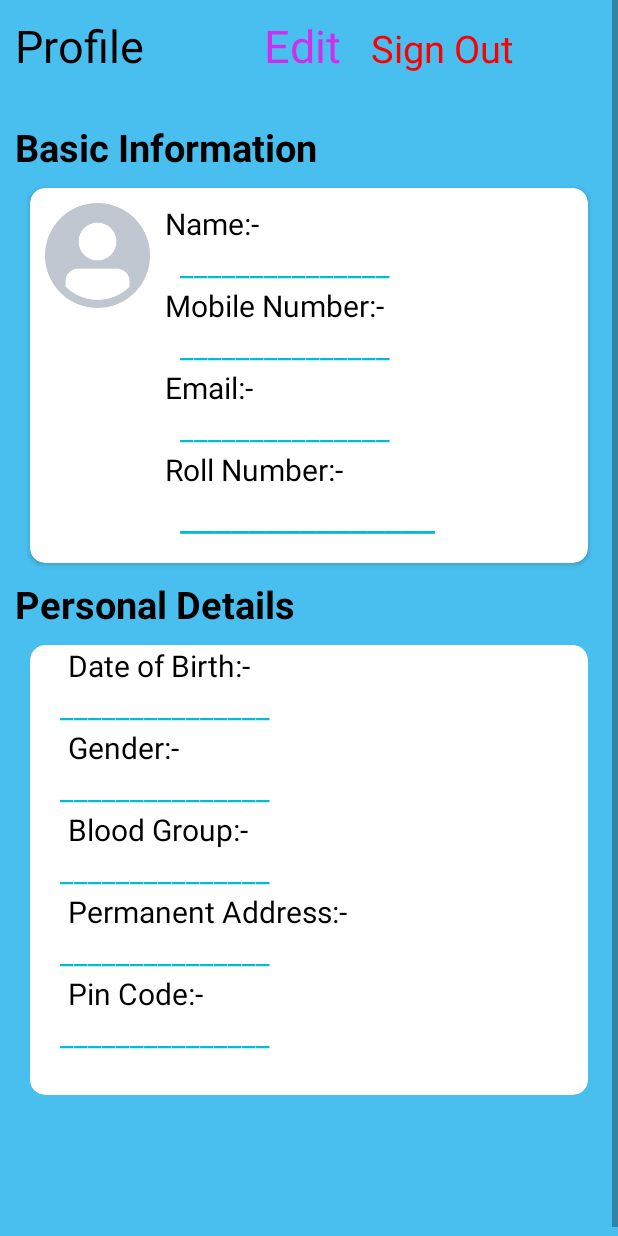
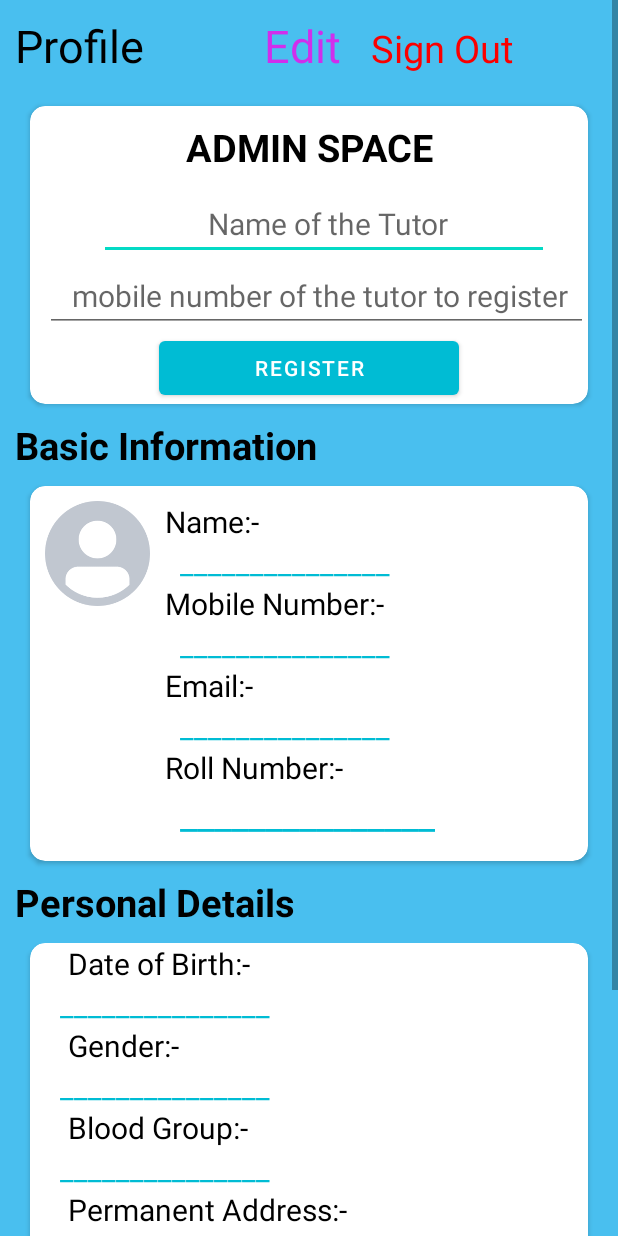
Before and after one commit to c4c0de/Joya, an Android app: the layout fragment_d.xml on its own in the app's theme, with its tools: preview values and no code run, on a phone screen of 412 x 824 dp. Run offline under Robolectric (Android 15) with nearby library versions, the phone set to English and light mode, and no system bars.

Commit message:
authorisation finished with design

```diff
--- a/app/src/main/java/com/example/joya/bFragment.java
+++ b/app/src/main/java/com/example/joya/bFragment.java
@@ -479,8 +479,8 @@ public class bFragment extends Fragment {
                 } else {
 
 
-                    TVcourse1Date.setVisibility(View.VISIBLE);
-                    course1Date.setVisibility(View.VISIBLE);
+                    TVcourse1Date.setVisibility(View.GONE);
+                    course1Date.setVisibility(View.GONE);
 
                     course1dateOfPeriod.setVisibility(View.GONE);
                     course1MorningClass.setVisibility(View.GONE);
@@ -493,7 +493,7 @@ public class bFragment extends Fragment {
                     updateCourse1Schedule.setVisibility(View.GONE);
                     updateCourse2Schedule.setVisibility(View.GONE);
 
-                    TVcourse1Date.setText("Select the course from drop down list");
+
 
 
                 }
--- a/app/src/main/res/layout/fragment_b.xml
+++ b/app/src/main/res/layout/fragment_b.xml
@@ -234,7 +234,7 @@
                             android:layout_width="wrap_content"
                             android:layout_height="wrap_content"
                             android:layout_gravity="center"
-                            android:text="Scheduled Classes :"
+                            android:text="Course 2 Scheduled Classes :"
                             android:textColor="@color/white"
                             android:textSize="15dp"
                             android:textStyle="bold"/>
@@ -312,12 +312,32 @@
 
             android:elevation="10dp"
             app:cardCornerRadius="10dp"
-            android:visibility="gone">
+            android:visibility="visible">
 
             <LinearLayout
                 android:layout_width="match_parent"
                 android:layout_height="wrap_content"
                 android:orientation="vertical">
+
+                <TextView
+                    android:layout_width="match_parent"
+                    android:layout_height="wrap_content"
+                    android:text="TUTOR SPACE"
+                    android:gravity="center"
+                    android:textColor="@color/black"
+                    android:textStyle="bold"
+                    android:textSize="25dp"
+                    android:layout_marginTop="10dp"/>
+
+                <TextView
+                    android:layout_width="match_parent"
+                    android:layout_height="wrap_content"
+                    android:text="Select the course to update the schedule"
+                    android:gravity="center"
+                    android:textColor="@color/black"
+                    android:textStyle="bold"
+                    android:textSize="15dp"
+                    android:layout_marginTop="10dp"/>
 
                 <androidx.cardview.widget.CardView
                     android:layout_width="match_parent"
@@ -357,7 +377,8 @@
                     android:layout_height="50dp"
                     android:layout_margin="20dp"
                     android:elevation="10dp"
-                    app:cardCornerRadius="10dp">
+                    app:cardCornerRadius="10dp"
+                    android:visibility="gone">
 
                     <LinearLayout
                         android:layout_width="match_parent"
@@ -592,11 +613,11 @@
             android:id="@+id/cvtutor2"
             android:layout_width="match_parent"
             android:layout_height="wrap_content"
-            android:layout_marginTop="10dp"
             android:elevation="10dp"
             app:cardCornerRadius="10dp"
+
             app:cardElevation="10dp"
-            android:visibility="gone">
+            android:visibility="visible">
 
             <LinearLayout
                 android:layout_width="match_parent"
@@ -610,6 +631,7 @@
                     android:layout_marginBottom="10dp"
                     android:gravity="center"
                     android:text="Select course to add the study materials"
+                    android:textStyle="bold"
                     android:textColor="@color/black" />
 
                 <Spinner
--- a/app/src/main/res/layout/fragment_d.xml
+++ b/app/src/main/res/layout/fragment_d.xml
@@ -2,11 +2,11 @@
 <ScrollView xmlns:android="http://schemas.android.com/apk/res/android"
     xmlns:app="http://schemas.android.com/apk/res-auto"
     xmlns:tools="http://schemas.android.com/tools"
+    android:id="@+id/rlFragmentD"
     android:layout_width="match_parent"
+
     android:layout_height="match_parent"
-
     android:background="#49BFEF"
-    android:id="@+id/rlFragmentD"
     android:orientation="vertical"
 
     tools:context=".dFragment">
@@ -30,22 +30,21 @@
                 <TextView
                     android:layout_width="wrap_content"
                     android:layout_height="wrap_content"
+                    android:layout_marginBottom="10dp"
                     android:padding="10dp"
                     android:text="Profile"
                     android:textColor="@color/black"
-                    android:textSize="30dp"
-                    android:layout_marginBottom="10dp"/>
+                    android:textSize="30dp" />
 
                 <TextView
                     android:id="@+id/tvEditBasicInformation"
                     android:layout_width="wrap_content"
                     android:layout_height="wrap_content"
                     android:layout_marginStart="70dp"
+                    android:layout_marginBottom="10dp"
                     android:text="Edit"
-                    android:textSize="30dp"
                     android:textColor="#D02EEC"
-                    android:layout_marginBottom="10dp"/>
-
+                    android:textSize="30dp" />
 
 
                 <TextView
@@ -54,11 +53,11 @@
                     android:layout_height="wrap_content"
                     android:layout_marginStart="20dp"
                     android:layout_marginEnd="15dp"
+                    android:layout_marginBottom="10dp"
                     android:gravity="start"
                     android:text="Sign Out"
                     android:textColor="#FB0000"
-                    android:textSize="25dp"
-                    android:layout_marginBottom="10dp"/>
+                    android:textSize="25dp" />
 
             </LinearLayout>
 
@@ -67,30 +66,35 @@
                 android:id="@+id/cvAdmin"
                 android:layout_width="match_parent"
                 android:layout_height="wrap_content"
-                android:visibility="gone">
+                android:layout_gravity="center"
+                android:layout_marginStart="20dp"
+                android:layout_marginEnd="20dp"
+                android:elevation="5dp"
+                app:cardCornerRadius="10dp">
 
                 <LinearLayout
                     android:layout_width="match_parent"
                     android:layout_height="match_parent"
                     android:orientation="vertical">
+
                     <TextView
                         android:layout_width="match_parent"
                         android:layout_height="wrap_content"
+                        android:gravity="center"
                         android:padding="10dp"
+                        android:text="ADMIN SPACE"
+                        android:textColor="@color/black"
                         android:textSize="25dp"
-                        android:text="ADMIN SPACE"
-                        android:textStyle="bold"
-                        android:textColor="@color/black"
-                        android:gravity="center"/>
+                        android:textStyle="bold" />
 
                     <EditText
                         android:id="@+id/etTutorName"
                         android:layout_width="300dp"
+                        android:layout_height="wrap_content"
                         android:layout_gravity="center"
-                        android:layout_height="wrap_content"
                         android:layout_marginStart="10dp"
+                        android:gravity="center"
                         android:hint=" Name of the Tutor"
-                        android:gravity="center"
                         android:textColor="#000000"
                         android:textSize="20dp" />
 
@@ -99,8 +103,8 @@
                         android:layout_width="match_parent"
                         android:layout_height="wrap_content"
                         android:layout_marginStart="10dp"
+                        android:gravity="center"
                         android:hint=" mobile number of the tutor to register"
-                        android:gravity="center"
                         android:textColor="#000000"
                         android:textSize="20dp" />
 
@@ -108,9 +112,8 @@
                         android:id="@+id/btTutor"
                         android:layout_width="200dp"
                         android:layout_height="wrap_content"
-                        android:text="REGISTER"
-                        android:layout_gravity="center"/>
-
+                        android:layout_gravity="center"
+                        android:text="REGISTER" />
 
 
                 </LinearLayout>
@@ -125,10 +128,10 @@
                     android:layout_width="wrap_content"
                     android:layout_height="wrap_content"
                     android:padding="10dp"
+                    android:text="Basic Information"
+                    android:textColor="@color/black"
                     android:textSize="25dp"
-                    android:text="Basic Information"
-                    android:textStyle="bold"
-                    android:textColor="@color/black" />
+                    android:textStyle="bold" />
 
 
             </LinearLayout>
@@ -141,8 +144,8 @@
                 android:layout_gravity="center"
                 android:layout_marginStart="20dp"
                 android:layout_marginEnd="20dp"
-                card_view:cardCornerRadius="10dp"
-                android:elevation="5dp">
+                android:elevation="5dp"
+                card_view:cardCornerRadius="10dp">
 
                 <LinearLayout
                     android:layout_width="match_parent"
@@ -162,13 +165,12 @@
                         android:orientation="vertical">
 
                         <TextView
-                            android:layout_marginTop="10dp"
                             android:layout_width="match_parent"
                             android:layout_height="wrap_content"
-                            android:textSize="20dp"
+                            android:layout_marginTop="10dp"
+                            android:text="Name:-"
                             android:textColor="@color/black"
-                            android:text="Name:-"
-                            />
+                            android:textSize="20dp" />
 
                         <TextView
                             android:id="@+id/tvName"
@@ -176,16 +178,16 @@
                             android:layout_height="wrap_content"
                             android:layout_marginStart="10dp"
                             android:hint="_______________"
+                            android:textColor="#00BCD4"
                             android:textColorHint="#00BCD4"
-                            android:textColor="#00BCD4"
                             android:textSize="20dp" />
 
                         <TextView
                             android:layout_width="match_parent"
                             android:layout_height="wrap_content"
                             android:text="Mobile Number:-"
-                            android:textSize="20dp"
-                            android:textColor="@color/black"/>
+                            android:textColor="@color/black"
+                            android:textSize="20dp" />
 
                         <TextView
                             android:id="@+id/tvmobileNumber"
@@ -193,16 +195,16 @@
                             android:layout_height="wrap_content"
                             android:layout_marginStart="10dp"
                             android:hint="_______________"
+                            android:textColor="#00BCD4"
                             android:textColorHint="#00BCD4"
-                            android:textColor="#00BCD4"
                             android:textSize="20dp" />
 
                         <TextView
                             android:layout_width="match_parent"
                             android:layout_height="wrap_content"
                             android:text="Email:-"
-                            android:textSize="20dp"
-                            android:textColor="@color/black"/>
+                            android:textColor="@color/black"
+                            android:textSize="20dp" />
 
                         <TextView
                             android:id="@+id/tvEmail"
@@ -210,16 +212,16 @@
                             android:layout_height="wrap_content"
                             android:layout_marginStart="10dp"
                             android:hint="_______________"
+                            android:textColor="#00BCD4"
                             android:textColorHint="#00BCD4"
-                            android:textColor="#00BCD4"
                             android:textSize="20dp" />
 
                         <TextView
                             android:layout_width="match_parent"
                             android:layout_height="wrap_content"
                             android:text="Roll Number:-"
-                            android:textSize="20dp"
-                            android:textColor="@color/black"/>
+                            android:textColor="@color/black"
+                            android:textSize="20dp" />
 
                         <TextView
                             android:id="@+id/tvRollNumber"
@@ -227,8 +229,8 @@
                             android:layout_height="wrap_content"
                             android:layout_marginStart="10dp"
                             android:hint="_______________"
+                            android:textColor="#00BCD4"
                             android:textColorHint="#00BCD4"
-                            android:textColor="#00BCD4"
                             android:textSize="25dp" />
 
 
@@ -250,9 +252,9 @@
                     android:layout_height="wrap_content"
                     android:padding="10dp"
                     android:text="Personal Details"
+                    android:textColor="@color/black"
                     android:textSize="25dp"
-                    android:textStyle="bold"
-                    android:textColor="@color/black" />
+                    android:textStyle="bold" />
 
                 <!--            <TextView-->
                 <!--                android:id="@+id/tvEditPersonalDetails"-->
@@ -290,10 +292,10 @@
                         <TextView
                             android:layout_width="match_parent"
                             android:layout_height="wrap_content"
+                            android:layout_marginStart="15dp"
                             android:text="Date of Birth:-"
-                            android:layout_marginStart="15dp"
-                            android:textSize="20dp"
-                            android:textColor="@color/black"/>
+                            android:textColor="@color/black"
+                            android:textSize="20dp" />
 
                         <TextView
                             android:id="@+id/tvBateOfBirth"
@@ -301,18 +303,18 @@
                             android:layout_height="wrap_content"
                             android:layout_marginStart="10dp"
                             android:hint="_______________"
+                            android:textColor="#00BCD4"
                             android:textColorHint="#00BCD4"
-                            android:textColor="#00BCD4"
                             android:textSize="20dp" />
 
                         <TextView
                             android:layout_width="match_parent"
                             android:layout_height="wrap_content"
+                            android:layout_marginStart="15dp"
                             android:text="Gender:-"
-                            android:textSize="20dp"
-                            android:layout_marginStart="15dp"
+                            android:textColor="@color/black"
 
-                            android:textColor="@color/black"/>
+                            android:textSize="20dp" />
 
                         <TextView
                             android:id="@+id/tvGender"
@@ -327,10 +329,10 @@
                         <TextView
                             android:layout_width="match_parent"
                             android:layout_height="wrap_content"
+                            android:layout_marginStart="15dp"
                             android:text="Blood Group:-"
-                            android:textSize="20dp"
-                            android:layout_marginStart="15dp"
-                            android:textColor="@color/black"/>
+                            android:textColor="@color/black"
+                            android:textSize="20dp" />
 
                         <TextView
                             android:id="@+id/tvBloodGroup"
@@ -338,19 +340,19 @@
                             android:layout_height="wrap_content"
                             android:layout_marginStart="10dp"
                             android:hint="_______________"
+                            android:textColor="#00BCD4"
                             android:textColorHint="#00BCD4"
-                            android:textColor="#00BCD4"
                             android:textSize="20dp" />
 
                         <TextView
                             android:layout_width="match_parent"
                             android:layout_height="wrap_content"
-                            android:text="Permanent Address:-"
-                            android:textSize="20dp"
                             android:layout_marginStart="15dp"
                             android:hint="_______________"
+                            android:text="Permanent Address:-"
+                            android:textColor="@color/black"
                             android:textColorHint="#00BCD4"
-                            android:textColor="@color/black"/>
+                            android:textSize="20dp" />
 
                         <TextView
                             android:id="@+id/tvPermanentAdress"
@@ -358,17 +360,17 @@
                             android:layout_height="wrap_content"
                             android:layout_marginStart="10dp"
                             android:hint="_______________"
+                            android:textColor="#00BCD4"
                             android:textColorHint="#00BCD4"
-                            android:textColor="#00BCD4"
                             android:textSize="20dp" />
 
                         <TextView
                             android:layout_width="match_parent"
                             android:layout_height="wrap_content"
+                            android:layout_marginStart="15dp"
                             android:text="Pin Code:-"
-                            android:textSize="20dp"
-                            android:layout_marginStart="15dp"
-                            android:textColor="@color/black"/>
+                            android:textColor="@color/black"
+                            android:textSize="20dp" />
 
                         <TextView
                             android:id="@+id/tvPinCode"
@@ -376,8 +378,8 @@
                             android:layout_height="wrap_content"
                             android:layout_marginStart="10dp"
                             android:hint="_______________"
+                            android:textColor="#00BCD4"
                             android:textColorHint="#00BCD4"
-                            android:textColor="#00BCD4"
                             android:textSize="20dp" />
 
 
```
